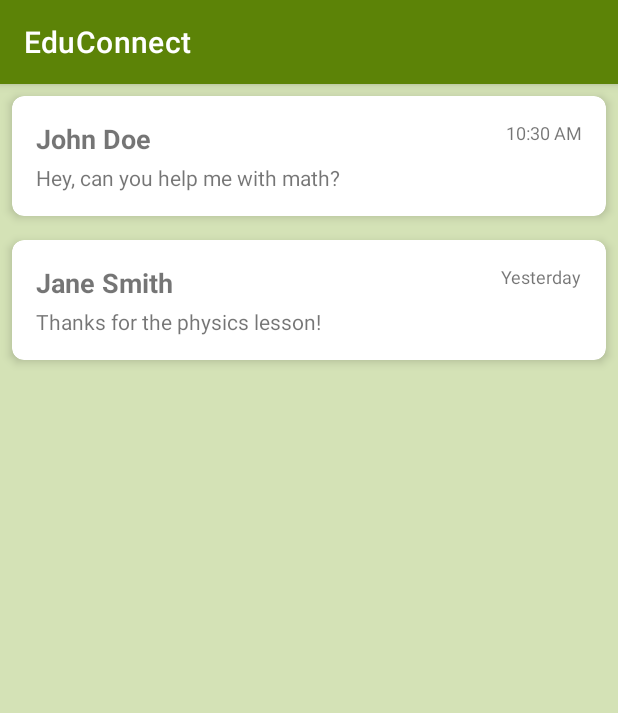
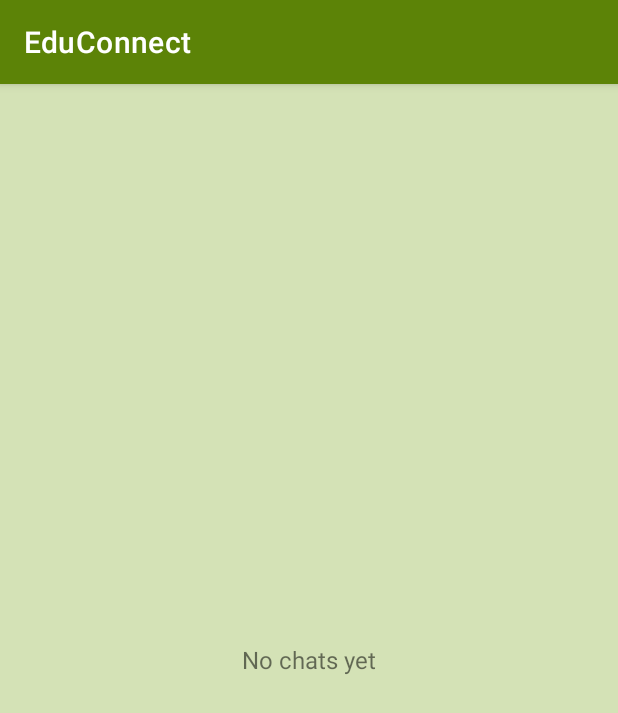
Before and after one commit to abubakar-shahid/EduConnect, an Android app: the fragment ChatsFragment shown on its own in the app's theme, on a phone screen of 412 x 824 dp. Shown: the top 713 px of the screen. Run offline under Robolectric (Android 15) with nearby library versions, the phone set to English and light mode, and no system bars; our stand-ins replace Firebase (no records; nobody signed in at launch, a user with empty details on screens opened directly).

Commit message:
Feature of chat has been implemented realtime

```diff
--- a/app/src/main/java/com/example/educonnect/ChatAdapter.java
+++ b/app/src/main/java/com/example/educonnect/ChatAdapter.java
@@ -4,18 +4,19 @@ import android.view.LayoutInflater;
 import android.view.View;
 import android.view.ViewGroup;
 import android.widget.TextView;
-
 import androidx.annotation.NonNull;
 import androidx.recyclerview.widget.RecyclerView;
-
+import java.text.SimpleDateFormat;
+import java.util.Date;
 import java.util.List;
+import java.util.Locale;
 
 public class ChatAdapter extends RecyclerView.Adapter<ChatAdapter.ChatViewHolder> {
 
-    private List<Chat> chats;
+    private List<ChatInbox> chats;
     private OnChatClickListener listener;
 
-    public ChatAdapter(List<Chat> chats, OnChatClickListener listener) {
+    public ChatAdapter(List<ChatInbox> chats, OnChatClickListener listener) {
         this.chats = chats;
         this.listener = listener;
     }
@@ -29,7 +30,7 @@ public class ChatAdapter extends RecyclerView.Adapter<ChatAdapter.ChatViewHolder
 
     @Override
     public void onBindViewHolder(@NonNull ChatViewHolder holder, int position) {
-        Chat chat = chats.get(position);
+        ChatInbox chat = chats.get(position);
         holder.bind(chat);
     }
 
@@ -39,7 +40,7 @@ public class ChatAdapter extends RecyclerView.Adapter<ChatAdapter.ChatViewHolder
     }
 
     public interface OnChatClickListener {
-        void onChatClick(Chat chat);
+        void onChatClick(ChatInbox chat);
     }
 
     class ChatViewHolder extends RecyclerView.ViewHolder {
@@ -51,21 +52,21 @@ public class ChatAdapter extends RecyclerView.Adapter<ChatAdapter.ChatViewHolder
             lastMessageTextView = itemView.findViewById(R.id.chat_last_message);
             timeTextView = itemView.findViewById(R.id.chat_time);
 
-            itemView.setOnClickListener(new View.OnClickListener() {
-                @Override
-                public void onClick(View v) {
-                    int position = getAdapterPosition();
-                    if (position != RecyclerView.NO_POSITION && ChatAdapter.this.listener != null) {
-                        ChatAdapter.this.listener.onChatClick(ChatAdapter.this.chats.get(position));
-                    }
+            itemView.setOnClickListener(v -> {
+                int position = getAdapterPosition();
+                if (position != RecyclerView.NO_POSITION && listener != null) {
+                    listener.onChatClick(chats.get(position));
                 }
             });
         }
 
-        public void bind(Chat chat) {
-            nameTextView.setText(chat.getName());
+        public void bind(ChatInbox chat) {
+            nameTextView.setText(chat.getParticipantName());
             lastMessageTextView.setText(chat.getLastMessage());
-            timeTextView.setText(chat.getTime());
+
+            SimpleDateFormat sdf = new SimpleDateFormat("HH:mm", Locale.getDefault());
+            String time = sdf.format(new Date(chat.getLastMessageTime()));
+            timeTextView.setText(time);
         }
     }
 }
--- a/app/src/main/java/com/example/educonnect/ChatsFragment.java
+++ b/app/src/main/java/com/example/educonnect/ChatsFragment.java
@@ -5,53 +5,77 @@ import android.os.Bundle;
 import android.view.LayoutInflater;
 import android.view.View;
 import android.view.ViewGroup;
-
+import android.widget.TextView;
 import androidx.fragment.app.Fragment;
 import androidx.recyclerview.widget.LinearLayoutManager;
 import androidx.recyclerview.widget.RecyclerView;
-
+import com.google.firebase.auth.FirebaseAuth;
+import com.google.firebase.database.*;
 import java.util.ArrayList;
 import java.util.List;
 
 public class ChatsFragment extends Fragment {
-
     private RecyclerView recyclerView;
     private ChatAdapter chatAdapter;
+    private List<ChatInbox> chatList;
+    private TextView noChatsText;
+    private FirebaseDatabase database;
+    private String currentUserId;
 
     @Override
-    public View onCreateView(LayoutInflater inflater, ViewGroup container,
-                             Bundle savedInstanceState) {
+    public View onCreateView(LayoutInflater inflater, ViewGroup container, Bundle savedInstanceState) {
         View view = inflater.inflate(R.layout.fragment_chats, container, false);
 
+        database = FirebaseDatabase.getInstance();
+        currentUserId = FirebaseAuth.getInstance().getCurrentUser().getUid();
+
         recyclerView = view.findViewById(R.id.chats_recycler_view);
+        noChatsText = view.findViewById(R.id.no_chats_text);
+
         recyclerView.setLayoutManager(new LinearLayoutManager(getContext()));
+        chatList = new ArrayList<>();
 
-        // TODO: Replace with actual data fetching
-        List<Chat> chats = getDummyChats();
+        chatAdapter = new ChatAdapter(chatList, chat -> {
+            Intent intent = new Intent(getActivity(), ChatActivity.class);
+            intent.putExtra("other_user_id", chat.getParticipantId());
+            intent.putExtra("other_user_name", chat.getParticipantName());
+            startActivity(intent);
+        });
 
-        setupRecyclerView(chats);
+        recyclerView.setAdapter(chatAdapter);
+        loadChats();
 
         return view;
     }
 
-    private List<Chat> getDummyChats() {
-        List<Chat> chats = new ArrayList<>();
-        chats.add(new Chat("John Doe", "Hey, can you help me with math?", "10:30 AM"));
-        chats.add(new Chat("Jane Smith", "Thanks for the physics lesson!", "Yesterday"));
-        // Add more dummy chats as needed
-        return chats;
-    }
+    private void loadChats() {
+        database.getReference("chat_inbox").child(currentUserId)
+            .addValueEventListener(new ValueEventListener() {
+                @Override
+                public void onDataChange(DataSnapshot dataSnapshot) {
+                    chatList.clear();
+                    for (DataSnapshot snapshot : dataSnapshot.getChildren()) {
+                        ChatInbox chat = snapshot.getValue(ChatInbox.class);
+                        if (chat != null) {
+                            chatList.add(chat);
+                        }
+                    }
 
-    private void setupRecyclerView(List<Chat> chats) {
-        chatAdapter = new ChatAdapter(chats, new ChatAdapter.OnChatClickListener() {
-            @Override
-            public void onChatClick(Chat chat) {
-                Intent intent = new Intent(getActivity(), ChatActivity.class);
-                intent.putExtra("chat_partner_name", chat.getName());
-                intent.putExtra("is_student", getActivity() instanceof StudentDashboardActivity);
-                startActivity(intent);
-            }
-        });
-        recyclerView.setAdapter(chatAdapter);
+                    if (chatList.isEmpty()) {
+                        noChatsText.setVisibility(View.VISIBLE);
+                        recyclerView.setVisibility(View.GONE);
+                    } else {
+                        noChatsText.setVisibility(View.GONE);
+                        recyclerView.setVisibility(View.VISIBLE);
+                    }
+
+                    chatAdapter.notifyDataSetChanged();
+                }
+
+                @Override
+                public void onCancelled(DatabaseError error) {
+                    // Handle error
+                }
+            });
     }
 }
--- a/app/src/main/res/layout/fragment_chats.xml
+++ b/app/src/main/res/layout/fragment_chats.xml
@@ -1,6 +1,21 @@
 <?xml version="1.0" encoding="utf-8"?>
-<androidx.recyclerview.widget.RecyclerView xmlns:android="http://schemas.android.com/apk/res/android"
-    android:id="@+id/chats_recycler_view"
+<FrameLayout xmlns:android="http://schemas.android.com/apk/res/android"
     android:layout_width="match_parent"
-    android:layout_height="match_parent"
-    android:scrollbars="vertical" />
+    android:layout_height="match_parent">
+
+    <androidx.recyclerview.widget.RecyclerView
+        android:id="@+id/chats_recycler_view"
+        android:layout_width="match_parent"
+        android:layout_height="match_parent"
+        android:scrollbars="vertical" />
+
+    <TextView
+        android:id="@+id/no_chats_text"
+        android:layout_width="wrap_content"
+        android:layout_height="wrap_content"
+        android:layout_gravity="center"
+        android:text="No chats yet"
+        android:textSize="16sp"
+        android:visibility="gone"/>
+
+</FrameLayout>
```
Also changed, not shown: app/src/main/java/com/example/educonnect/ChatActivity.java (+85 -61 lines), app/src/main/java/com/example/educonnect/ChatInbox.java (added, +32 -0 lines), app/src/main/java/com/example/educonnect/ChatMessage.java (+18 -10 lines), app/src/main/java/com/example/educonnect/ChatMessageAdapter.java (+71 -47 lines), app/src/main/java/com/example/educonnect/ProposalDetailsActivity.java (+15 -2 lines), app/src/main/res/layout/item_message_received.xml (+13 -10 lines), app/src/main/res/layout/item_message_sent.xml (+15 -10 lines).
